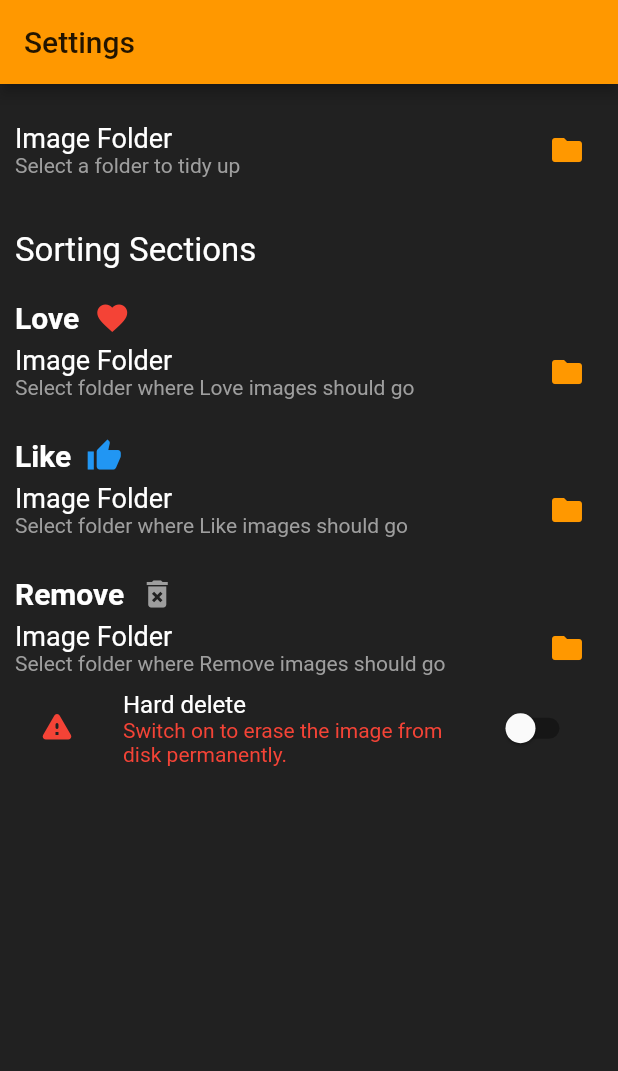
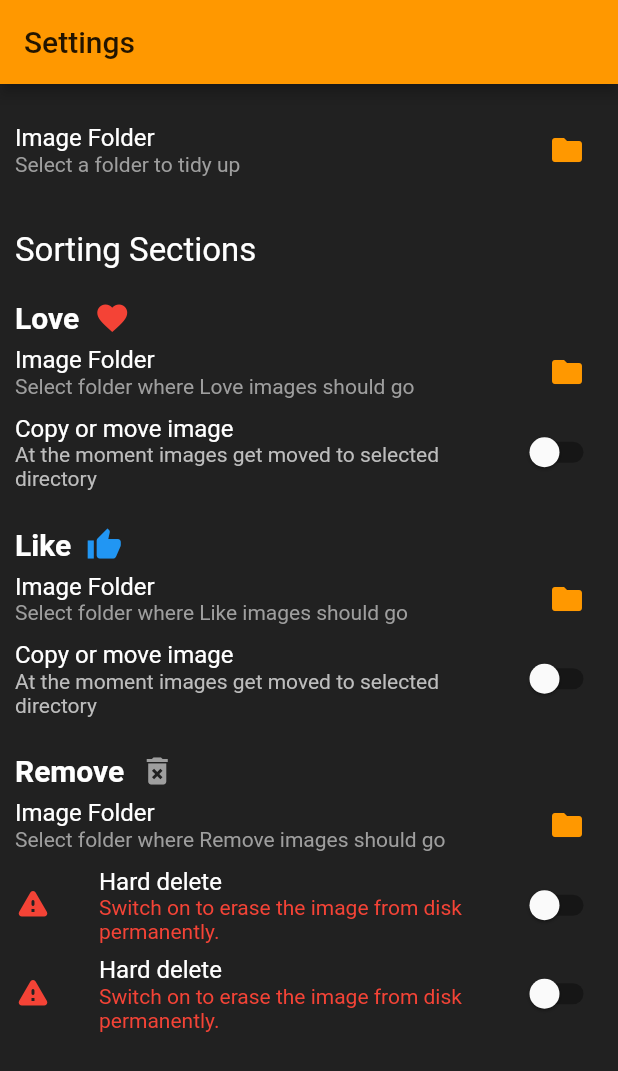
Before and after one commit to HotRecode/TidyMyGallery, a Flutter app: the screen it shows after launch, on a phone screen of 412 x 824 dp. Shown: the top 1071 px of the screen. Run offline on Flutter 3.47's test engine with Material 2 defaults, Android fonts, the phone set to English and light mode, and no system bars; our stand-ins replace flutter_spinkit.

Commit message:
Update UI
- add switch to every section
- let switch use full width

```diff
--- a/lib/widgets/copy-or-move-switch.dart
+++ b/lib/widgets/copy-or-move-switch.dart
@@ -8,6 +8,7 @@ class CopyOrMoveSwitch extends StatelessWidget {
         'Copy or move image',
         style: TextStyle(
           color: Colors.white,
+          fontSize: 16,
         ),
       ),
       subtitle: Text(
@@ -18,6 +19,7 @@ class CopyOrMoveSwitch extends StatelessWidget {
       ),
       value: false,
       onChanged: (bool value) {},
+      contentPadding: EdgeInsets.symmetric(horizontal: 0),
     );
   }
 }
--- a/lib/widgets/hard-delete-switch.dart
+++ b/lib/widgets/hard-delete-switch.dart
@@ -8,6 +8,7 @@ class HardDeleteSwitch extends StatelessWidget {
         'Hard delete',
         style: TextStyle(
           color: Colors.white,
+          fontSize: 16,
         ),
       ),
       subtitle: Text(
@@ -22,6 +23,7 @@ class HardDeleteSwitch extends StatelessWidget {
         Icons.warning_rounded,
         color: Colors.red,
       ),
+      contentPadding: EdgeInsets.symmetric(horizontal: 0),
     );
   }
 }
--- a/lib/widgets/image-folder-picker.dart
+++ b/lib/widgets/image-folder-picker.dart
@@ -16,7 +16,7 @@ class ImageFolderPicker extends StatelessWidget {
             Text(this.title,
               style: TextStyle(
                 color: Colors.white,
-                fontSize: 18,
+                fontSize: 16,
               ),
             ),
             Text(this.subtitle,
--- a/lib/widgets/sorting-section.dart
+++ b/lib/widgets/sorting-section.dart
@@ -38,6 +38,7 @@ class SortingSection extends StatelessWidget {
             title: 'Image Folder',
             subtitle: 'Select folder where $title images should go'
         ),
+        Switch,
       ],
     );
   }
```
